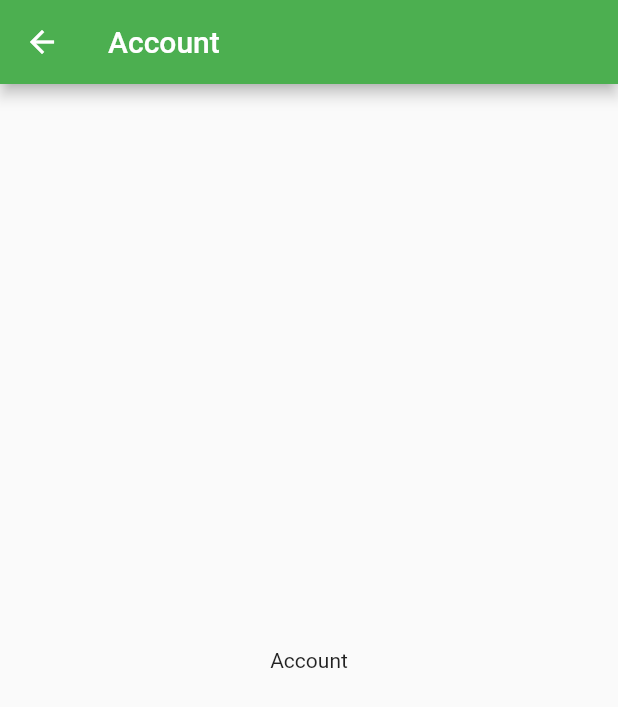
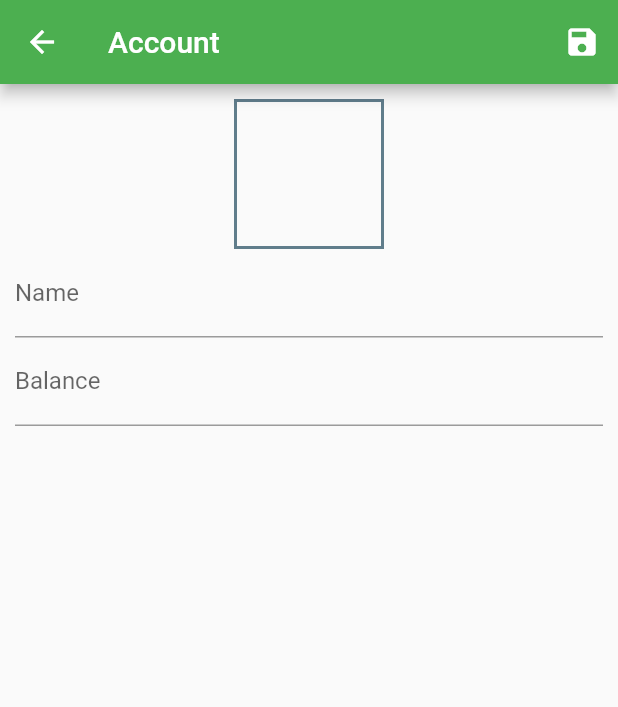
Before and after one commit to codehub-kirans/spend-tracker, a Flutter app: the AccountPage screen opened directly, on a phone screen of 412 x 824 dp. Shown: the top 707 px of the screen. Run offline on Flutter 3.47's test engine with Material 2 defaults, Android fonts, the phone set to English and light mode, and no system bars.

Commit message:
Basic Input Screen

```diff
--- a/lib/pages/accounts/account_page.dart
+++ b/lib/pages/accounts/account_page.dart
@@ -1,17 +1,73 @@
 import 'package:flutter/material.dart';
 
-class AccountPage extends StatelessWidget {
+class AccountPage extends StatefulWidget {
   const AccountPage({Key key}) : super(key: key);
+
+  @override
+  _AccountPageState createState() => _AccountPageState();
+}
+
+class _AccountPageState extends State<AccountPage> {
+  Map<String, dynamic> _data = Map<String, dynamic>();
+  GlobalKey<FormState> _formKey = GlobalKey<FormState>();
 
   @override
   Widget build(BuildContext context) {
     return Scaffold(
-      appBar: AppBar(
-        title: const Text('Account'),
-      ),
-      body: Center(
-        child: const Text('Account'),
-      ),
-    );
+        appBar: AppBar(
+          title: const Text('Account'),
+          actions: [
+            IconButton(
+              icon: Icon(Icons.save),
+              onPressed: () {
+                if (!_formKey.currentState.validate()) return;
+                _formKey.currentState.save();
+                Navigator.of(context).pop();
+              },
+            )
+          ],
+        ),
+        body: Form(
+          key: _formKey,
+          child: Padding(
+            padding: const EdgeInsets.all(10.0),
+            child: Column(
+              children: [
+                Container(
+                  height: 100,
+                  width: 100,
+                  decoration: BoxDecoration(
+                      border: Border.all(
+                    width: 2,
+                    color: Colors.blueGrey,
+                  )),
+                ),
+                TextFormField(
+                  decoration: InputDecoration(
+                    labelText: 'Name',
+                  ),
+                  validator: (String value) {
+                    if (value.isEmpty) return 'Required';
+                  },
+                  onSaved: (String value) => _data['name'] = value,
+                ),
+                TextFormField(
+                  keyboardType: TextInputType.numberWithOptions(
+                    decimal: true,
+                  ),
+                  decoration: InputDecoration(
+                    labelText: 'Balance',
+                  ),
+                  validator: (String value) {
+                    if (value.isEmpty) return 'Required';
+                    if (double.tryParse(value) == null) return "Invalid number";
+                  },
+                  onSaved: (String value) =>
+                      _data['balance'] = double.parse(value),
+                ),
+              ],
+            ),
+          ),
+        ));
   }
 }
--- a/lib/routes.dart
+++ b/lib/routes.dart
@@ -4,7 +4,7 @@ import 'pages/index.dart';
 
 final routes = {
   '/': (BuildContext context) => HomePage(),
-  '/accounts': (BuildContext context) => AccountPage(),
+  '/accounts': (BuildContext context) => AccountsPage(),
   '/items': (BuildContext context) => ItemsPage(),
   '/types': (BuildContext context) => TypesPage(),
 };
```
Also changed, not shown: lib/pages/accounts/accounts_page.dart (+14 -0 lines).
